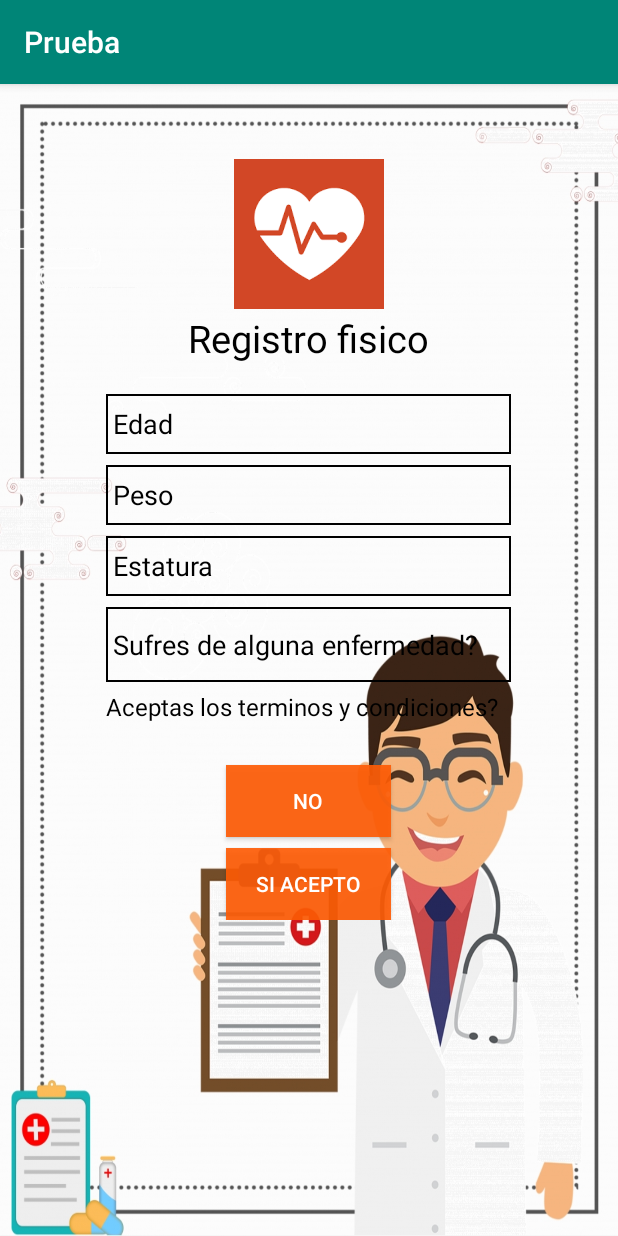
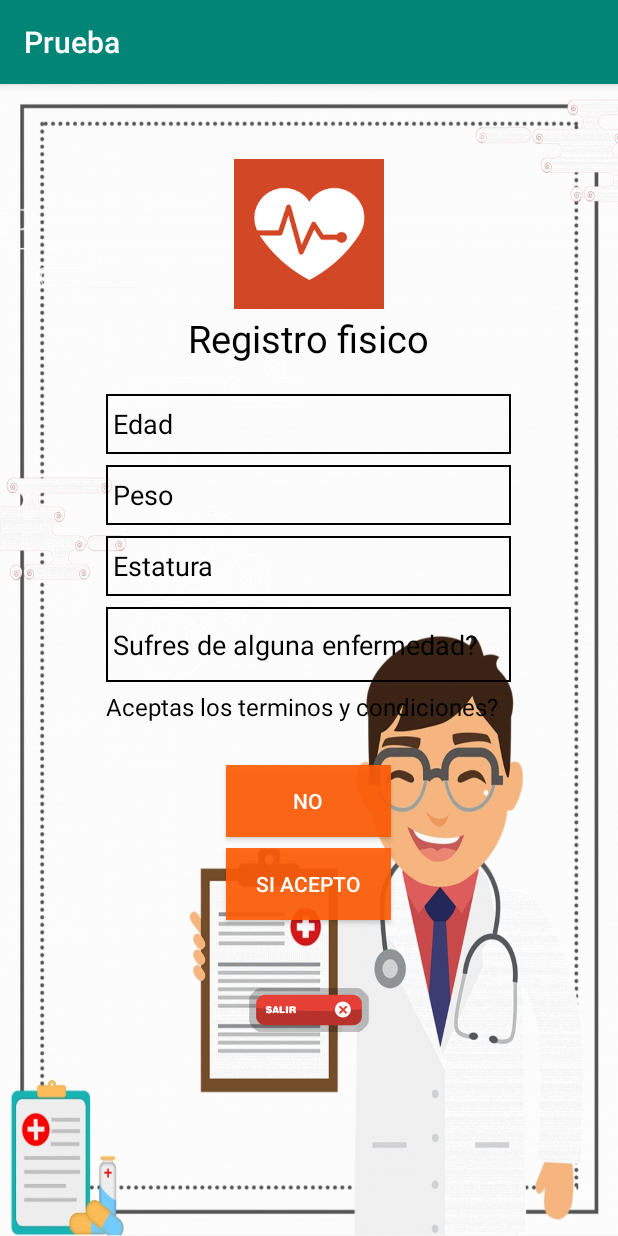
Before and after one commit to Jherrera7/AplicacionSalud, an Android app: the Registrarse screen opened directly, with no data from a screen before it, after a tap on "REGISTRARSE", on a phone screen of 412 x 824 dp. Run offline under Robolectric (Android 15) with nearby library versions, the phone set to English and light mode, and no system bars.

Commit message:
Añadi boton SALIR

```diff
--- a/app/src/main/java/com/example/prueba/Registrarse.java
+++ b/app/src/main/java/com/example/prueba/Registrarse.java
@@ -6,9 +6,12 @@
 import android.os.Bundle;
 import android.view.View;
 import android.widget.Button;
+import android.widget.ImageView;
 
 public class Registrarse extends AppCompatActivity {
     Button reg;
+    ImageView Salir;
+
     @Override
     protected void onCreate(Bundle savedInstanceState) {
         super.onCreate(savedInstanceState);
@@ -21,6 +24,17 @@
                 startActivity(i);
             }
         });
+        Salir = (ImageView) findViewById(R.id.Salir);
+        Salir.setOnClickListener(new View.OnClickListener() {
+            @Override
+            public void onClick(View v) {
+
+                Intent intent = new Intent(Intent.ACTION_MAIN);
+                intent.addCategory(Intent.CATEGORY_HOME);
+                intent.setFlags(Intent.FLAG_ACTIVITY_NEW_TASK);
+                startActivity(intent);
+            }
+        });
 
     }
 }
--- a/app/src/main/java/com/example/prueba/Rgistrofisico.java
+++ b/app/src/main/java/com/example/prueba/Rgistrofisico.java
@@ -2,13 +2,41 @@
 
 import androidx.appcompat.app.AppCompatActivity;
 
+import android.content.Intent;
 import android.os.Bundle;
+import android.view.View;
+import android.widget.ImageView;
 
 public class Rgistrofisico extends AppCompatActivity {
+    ImageView Salir;
 
     @Override
     protected void onCreate(Bundle savedInstanceState) {
         super.onCreate(savedInstanceState);
         setContentView(R.layout.activity_rgistrofisico);
+        Salir = (ImageView) findViewById(R.id.Salir);
+        Salir.setOnClickListener(new View.OnClickListener() {
+            @Override
+            public void onClick(View v) {
+
+                Intent intent = new Intent(Intent.ACTION_MAIN);
+                intent.addCategory(Intent.CATEGORY_HOME);
+                intent.setFlags(Intent.FLAG_ACTIVITY_NEW_TASK);
+                startActivity(intent);
+            }
+        });
+
+        Salir = (ImageView) findViewById(R.id.Salir);
+        Salir.setOnClickListener(new View.OnClickListener() {
+            @Override
+            public void onClick(View v) {
+
+                Intent intent = new Intent(Intent.ACTION_MAIN);
+                intent.addCategory(Intent.CATEGORY_HOME);
+                intent.setFlags(Intent.FLAG_ACTIVITY_NEW_TASK);
+                startActivity(intent);
+            }
+        });
+
     }
 }
--- a/app/src/main/res/layout/activity_main.xml
+++ b/app/src/main/res/layout/activity_main.xml
@@ -30,4 +30,6 @@
         app:layout_constraintEnd_toEndOf="parent"
         app:layout_constraintStart_toStartOf="parent"
         app:layout_constraintTop_toTopOf="parent" />
+
+
 </androidx.constraintlayout.widget.ConstraintLayout>
--- a/app/src/main/res/layout/activity_rgistrofisico.xml
+++ b/app/src/main/res/layout/activity_rgistrofisico.xml
@@ -98,6 +98,14 @@
             android:text="Si Acepto"
             android:textColor="#ffffff" />
 
+        <ImageView
+            android:layout_marginTop="10dp"
+            android:id="@+id/Salir"
+            android:layout_width="80dp"
+            android:layout_height="100dp"
+            android:layout_gravity="center"
+            app:srcCompat="@drawable/salir" />
+
     </LinearLayout>
 
 </androidx.constraintlayout.widget.ConstraintLayout>
```
Also changed, not shown: app/src/main/java/com/example/prueba/Registro.java (+15 -0 lines), app/src/main/res/layout/activity_registrarse.xml (+7 -0 lines), app/src/main/res/layout/activity_registro.xml (+7 -0 lines), app/src/main/res/drawable/salir.png (added).
